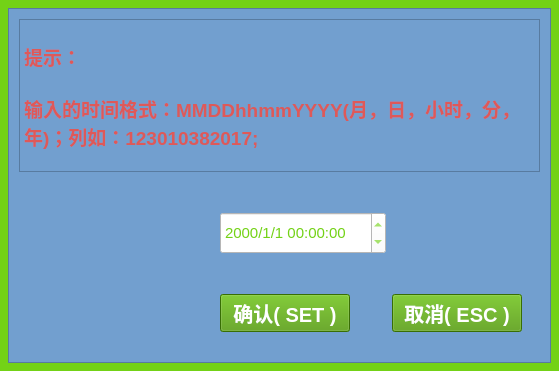
Old version of the form frm/Frm_parameterSettingsPop.ui in the repository lvxiaowei/linux_lcCode.
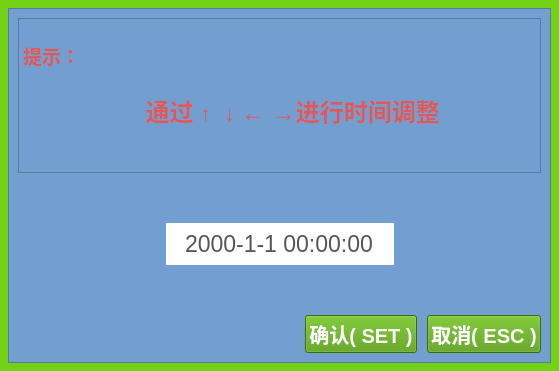
New version of the form. Icons and pictures are not drawn.

Patch:
```diff
--- a/frm/Frm_parameterSettingsPop.ui
+++ b/frm/Frm_parameterSettingsPop.ui
@@ -554,102 +554,31 @@
          <property name="frameShadow">
           <enum>QFrame::Raised</enum>
          </property>
-         <layout class="QGridLayout" name="gridLayout_9" rowstretch="1,1,1,0">
+         <layout class="QGridLayout" name="gridLayout_9">
           <property name="leftMargin">
-           <number>10</number>
+           <number>9</number>
           </property>
           <property name="topMargin">
-           <number>10</number>
+           <number>9</number>
           </property>
           <property name="rightMargin">
-           <number>10</number>
+           <number>9</number>
           </property>
           <property name="bottomMargin">
-           <number>30</number>
+           <number>9</number>
+          </property>
+          <property name="horizontalSpacing">
+           <number>6</number>
           </property>
           <property name="verticalSpacing">
-           <number>40</number>
+           <number>50</number>
           </property>
-          <item row="2" column="0">
-           <spacer name="horizontalSpacer_7">
-            <property name="orientation">
-             <enum>Qt::Horizontal</enum>
+          <item row="2" column="1">
+           <layout class="QHBoxLayout" name="horizontalLayout_2">
+            <property name="spacing">
+             <number>10</number>
             </property>
-            <property name="sizeHint" stdset="0">
-             <size>
-              <width>148</width>
-              <height>20</height>
-             </size>
-            </property>
-           </spacer>
-          </item>
-          <item row="2" column="6">
-           <spacer name="horizontalSpacer_8">
-            <property name="orientation">
-             <enum>Qt::Horizontal</enum>
-            </property>
-            <property name="sizeHint" stdset="0">
-             <size>
-              <width>126</width>
-              <height>20</height>
-             </size>
-            </property>
-           </spacer>
-          </item>
-          <item row="3" column="5" colspan="2">
-           <widget class="QPushButton" name="m_btnZeroSetOK_3">
-            <property name="sizePolicy">
-             <sizepolicy hsizetype="Minimum" vsizetype="Preferred">
-              <horstretch>0</horstretch>
-              <verstretch>0</verstretch>
-             </sizepolicy>
-            </property>
-            <property name="minimumSize">
-             <size>
-              <width>0</width>
-              <height>0</height>
-             </size>
-            </property>
-            <property name="maximumSize">
-             <size>
-              <width>130</width>
-              <height>40</height>
-             </size>
-            </property>
-            <property name="font">
-             <font>
-              <pointsize>15</pointsize>
-              <weight>75</weight>
-              <bold>true</bold>
-             </font>
-            </property>
-            <property name="styleSheet">
-             <string notr="true">color: rgb(255, 255, 255);
-background-color: rgb(78, 154, 6);
-</string>
-            </property>
-            <property name="text">
-             <string>取消( ESC )</string>
-            </property>
-            <property name="icon">
-             <iconset resource="../style.qrc">
-              <normaloff>:/image/button_cancel.png</normaloff>:/image/button_cancel.png</iconset>
-            </property>
-            <property name="iconSize">
-             <size>
-              <width>22</width>
-              <height>22</height>
-             </size>
-            </property>
-            <property name="autoDefault">
-             <bool>false</bool>
-            </property>
-            <property name="flat">
-             <bool>false</bool>
-            </property>
-           </widget>
-          </item>
-          <item row="3" column="4">
+            <item>
            <widget class="QPushButton" name="m_btnZeroSetOK_2">
             <property name="sizePolicy">
              <sizepolicy hsizetype="Minimum" vsizetype="Preferred">
@@ -702,20 +631,62 @@
             </property>
            </widget>
           </item>
-          <item row="3" column="0" colspan="4">
-           <spacer name="horizontalSpacer_9">
-            <property name="orientation">
-             <enum>Qt::Horizontal</enum>
-            </property>
-            <property name="sizeHint" stdset="0">
+            <item>
+             <widget class="QPushButton" name="m_btnZeroSetOK_3">
+              <property name="sizePolicy">
+               <sizepolicy hsizetype="Minimum" vsizetype="Preferred">
+                <horstretch>0</horstretch>
+                <verstretch>0</verstretch>
+               </sizepolicy>
+              </property>
+              <property name="minimumSize">
              <size>
-              <width>195</width>
-              <height>20</height>
-             </size>
-            </property>
-           </spacer>
-          </item>
-          <item row="0" column="0" rowspan="2" colspan="7">
+                <width>0</width>
+                <height>0</height>
+               </size>
+              </property>
+              <property name="maximumSize">
+               <size>
+                <width>130</width>
+                <height>40</height>
+               </size>
+              </property>
+              <property name="font">
+               <font>
+                <pointsize>15</pointsize>
+                <weight>75</weight>
+                <bold>true</bold>
+               </font>
+              </property>
+              <property name="styleSheet">
+               <string notr="true">color: rgb(255, 255, 255);
+background-color: rgb(78, 154, 6);
+</string>
+              </property>
+              <property name="text">
+               <string>取消( ESC )</string>
+              </property>
+              <property name="icon">
+               <iconset resource="../style.qrc">
+                <normaloff>:/image/button_cancel.png</normaloff>:/image/button_cancel.png</iconset>
+              </property>
+              <property name="iconSize">
+               <size>
+                <width>22</width>
+                <height>22</height>
+               </size>
+              </property>
+              <property name="autoDefault">
+               <bool>false</bool>
+              </property>
+              <property name="flat">
+               <bool>false</bool>
+              </property>
+             </widget>
+            </item>
+           </layout>
+          </item>
+          <item row="0" column="0" colspan="2">
            <widget class="QTextEdit" name="textEdit">
             <property name="html">
              <string>&lt;!DOCTYPE HTML PUBLIC &quot;-//W3C//DTD HTML 4.0//EN&quot; &quot;http://www.w3.org/TR/REC-html40/strict.dtd&quot;&gt;
@@ -725,11 +696,29 @@
 &lt;p style=&quot;-qt-paragraph-type:empty; margin-top:0px; margin-bottom:0px; margin-left:0px; margin-right:0px; -qt-block-indent:0; text-indent:0px;&quot;&gt;&lt;br /&gt;&lt;/p&gt;
 &lt;p style=&quot; margin-top:0px; margin-bottom:0px; margin-left:0px; margin-right:0px; -qt-block-indent:0; text-indent:0px;&quot;&gt;&lt;span style=&quot; font-size:14pt; font-weight:600; color:#de5959;&quot;&gt;提示：&lt;/span&gt;&lt;/p&gt;
 &lt;p style=&quot;-qt-paragraph-type:empty; margin-top:0px; margin-bottom:0px; margin-left:0px; margin-right:0px; -qt-block-indent:0; text-indent:0px; font-size:14pt; font-weight:600; color:#de5959;&quot;&gt;&lt;br /&gt;&lt;/p&gt;
-&lt;p style=&quot; margin-top:0px; margin-bottom:0px; margin-left:0px; margin-right:0px; -qt-block-indent:0; text-indent:0px;&quot;&gt;&lt;span style=&quot; font-size:14pt; font-weight:600; color:#de5959;&quot;&gt;输入的时间格式：MMDDhhmmYYYY(月，日，小时，分，年)；列如：123010382017;&lt;/span&gt;&lt;/p&gt;&lt;/body&gt;&lt;/html&gt;</string>
+&lt;p align=&quot;center&quot; style=&quot; margin-top:0px; margin-bottom:0px; margin-left:0px; margin-right:0px; -qt-block-indent:0; text-indent:0px;&quot;&gt;&lt;span style=&quot; font-size:14pt; color:#de5959;&quot;&gt;     &lt;/span&gt;&lt;span style=&quot; font-size:18pt; font-weight:600; color:#de5959;&quot;&gt;通过 &lt;/span&gt;&lt;span style=&quot; font-size:16pt; font-weight:600; color:#de5959;&quot;&gt;↑&lt;/span&gt;&lt;span style=&quot; font-size:18pt; font-weight:600; color:#de5959;&quot;&gt;  &lt;/span&gt;&lt;span style=&quot; font-size:16pt; font-weight:600; color:#de5959;&quot;&gt;↓&lt;/span&gt;&lt;span style=&quot; font-size:18pt; font-weight:600; color:#de5959;&quot;&gt; ← →进行时间调整&lt;/span&gt;&lt;/p&gt;&lt;/body&gt;&lt;/html&gt;</string>
             </property>
            </widget>
           </item>
-          <item row="2" column="4">
+          <item row="1" column="0" colspan="2">
+           <layout class="QHBoxLayout" name="horizontalLayout">
+            <property name="spacing">
+             <number>0</number>
+            </property>
+            <item>
+             <spacer name="horizontalSpacer_7">
+              <property name="orientation">
+               <enum>Qt::Horizontal</enum>
+              </property>
+              <property name="sizeHint" stdset="0">
+               <size>
+                <width>148</width>
+                <height>20</height>
+               </size>
+              </property>
+             </spacer>
+            </item>
+            <item>
            <widget class="QDateTimeEdit" name="dateTimeEdit">
             <property name="minimumSize">
              <size>
@@ -739,19 +728,74 @@
             </property>
             <property name="font">
              <font>
-              <pointsize>11</pointsize>
+                <pointsize>17</pointsize>
               <weight>50</weight>
               <bold>false</bold>
              </font>
             </property>
+              <property name="layoutDirection">
+               <enum>Qt::LeftToRight</enum>
+              </property>
+              <property name="autoFillBackground">
+               <bool>true</bool>
+              </property>
             <property name="styleSheet">
              <string notr="true">background-color: rgb(255, 255, 255);
-color: rgb(115, 210, 22);</string>
+color: rgb(85, 87, 83);</string>
+              </property>
+              <property name="frame">
+               <bool>false</bool>
+              </property>
+              <property name="alignment">
+               <set>Qt::AlignCenter</set>
+              </property>
+              <property name="readOnly">
+               <bool>false</bool>
+              </property>
+              <property name="buttonSymbols">
+               <enum>QAbstractSpinBox::NoButtons</enum>
+              </property>
+              <property name="keyboardTracking">
+               <bool>true</bool>
+              </property>
+              <property name="currentSection">
+               <enum>QDateTimeEdit::YearSection</enum>
             </property>
             <property name="displayFormat">
-             <string>yyyy/M/d HH:mm:ss</string>
-            </property>
-           </widget>
+               <string>yyyy-M-d HH:mm:ss</string>
+              </property>
+              <property name="calendarPopup">
+               <bool>false</bool>
+              </property>
+             </widget>
+            </item>
+            <item>
+             <spacer name="horizontalSpacer_8">
+              <property name="orientation">
+               <enum>Qt::Horizontal</enum>
+              </property>
+              <property name="sizeHint" stdset="0">
+               <size>
+                <width>126</width>
+                <height>20</height>
+               </size>
+              </property>
+             </spacer>
+            </item>
+           </layout>
+          </item>
+          <item row="2" column="0">
+           <spacer name="horizontalSpacer_9">
+            <property name="orientation">
+             <enum>Qt::Horizontal</enum>
+            </property>
+            <property name="sizeHint" stdset="0">
+             <size>
+              <width>195</width>
+              <height>20</height>
+             </size>
+            </property>
+           </spacer>
           </item>
          </layout>
         </widget>
```
Lines whose indentation alone changed are shown as unchanged.
